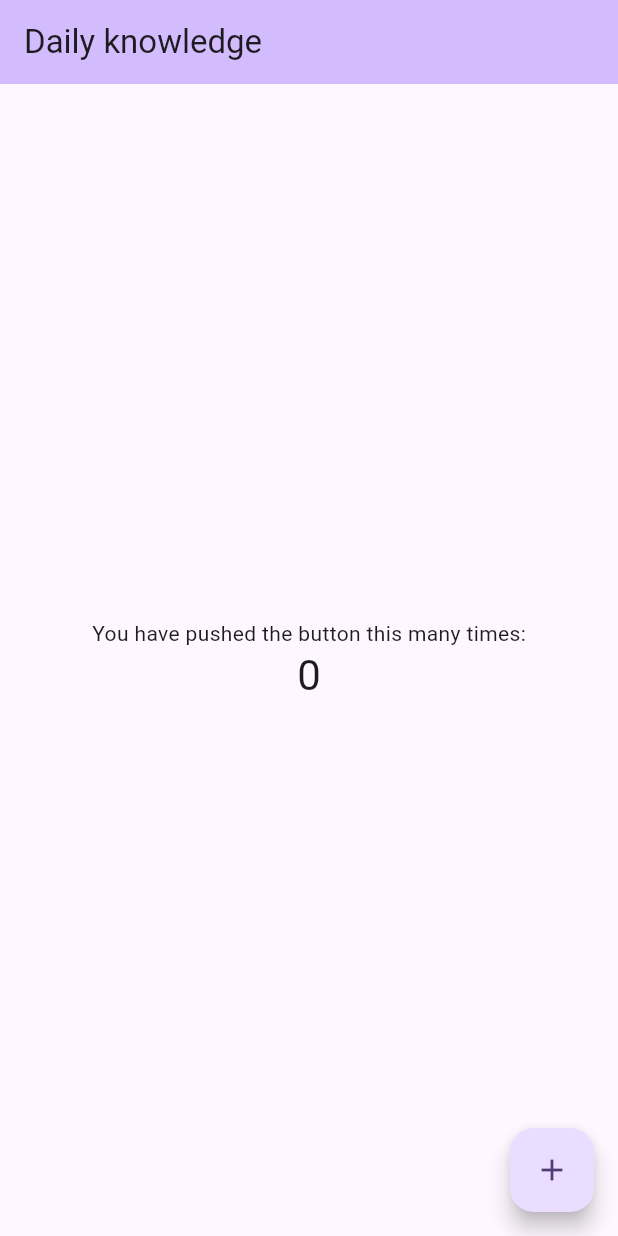
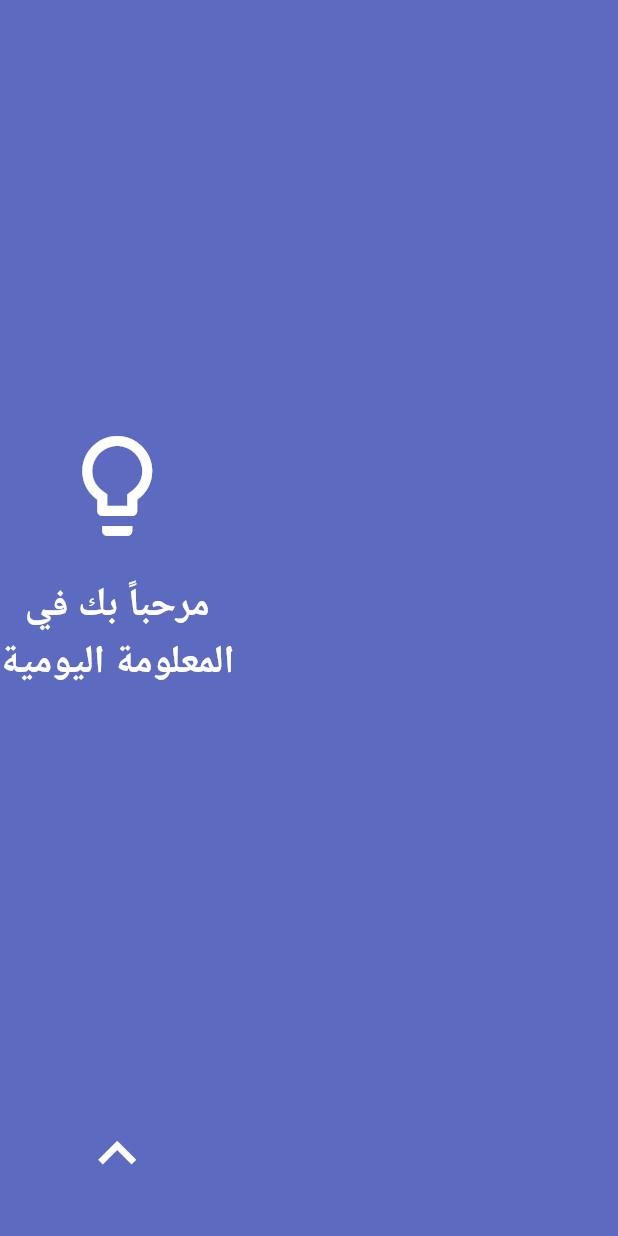
Before and after one commit to FaHusa2003/Daily-Knowledge-App, a Flutter app: the screen it shows after launch, on a phone screen of 412 x 824 dp. Run offline on Flutter 3.47's test engine with Material 3 defaults, Android fonts, the phone set to English and light mode, and no system bars.

Commit message:
Updated screens: Welcome, Home, Topics, Themes, Settings with colors placeholders

```diff
--- a/lib/main.dart
+++ b/lib/main.dart
@@ -1,4 +1,5 @@
 import 'package:flutter/material.dart';
+import 'screens/welcome_screen.dart';
 
 void main() {
   runApp(const MyApp());
@@ -6,117 +7,11 @@ void main() {
 
 class MyApp extends StatelessWidget {
   const MyApp({super.key});
-
-  // This widget is the root of your application.
   @override
   Widget build(BuildContext context) {
-    return MaterialApp(
-      title: 'Daily_knowledge',
-      theme: ThemeData(
-        // This is the theme of your application.
-        //
-        // TRY THIS: Try running your application with "flutter run". You'll see
-        // the application has a purple toolbar. Then, without quitting the app,
-        // try changing the seedColor in the colorScheme below to Colors.green
-        // and then invoke "hot reload" (save your changes or press the "hot
-        // reload" button in a Flutter-supported IDE, or press "r" if you used
-        // the command line to start the app).
-        //
-        // Notice that the counter didn't reset back to zero; the application
-        // state is not lost during the reload. To reset the state, use hot
-        // restart instead.
-        //
-        // This works for code too, not just values: Most code changes can be
-        // tested with just a hot reload.
-        colorScheme: .fromSeed(seedColor: Colors.deepPurple),
-      ),
-      home: const MyHomePage(title: 'Daily knowledge'),
+    return const MaterialApp(
+      debugShowCheckedModeBanner: false,
+      home: WelcomeScreen(),
     );
   }
 }
-
-class MyHomePage extends StatefulWidget {
-  const MyHomePage({super.key, required this.title});
-
-  // This widget is the home page of your application. It is stateful, meaning
-  // that it has a State object (defined below) that contains fields that affect
-  // how it looks.
-
-  // This class is the configuration for the state. It holds the values (in this
-  // case the title) provided by the parent (in this case the App widget) and
-  // used by the build method of the State. Fields in a Widget subclass are
-  // always marked "final".
-
-  final String title;
-
-  @override
-  State<MyHomePage> createState() => _MyHomePageState();
-}
-
-class _MyHomePageState extends State<MyHomePage> {
-  int _counter = 0;
-
-  void _incrementCounter() {
-    setState(() {
-      // This call to setState tells the Flutter framework that something has
-      // changed in this State, which causes it to rerun the build method below
-      // so that the display can reflect the updated values. If we changed
-      // _counter without calling setState(), then the build method would not be
-      // called again, and so nothing would appear to happen.
-      _counter++;
-    });
-  }
-
-  @override
-  Widget build(BuildContext context) {
-    // This method is rerun every time setState is called, for instance as done
-    // by the _incrementCounter method above.
-    //
-    // The Flutter framework has been optimized to make rerunning build methods
-    // fast, so that you can just rebuild anything that needs updating rather
-    // than having to individually change instances of widgets.
-    return Scaffold(
-      appBar: AppBar(
-        // TRY THIS: Try changing the color here to a specific color (to
-        // Colors.amber, perhaps?) and trigger a hot reload to see the AppBar
-        // change color while the other colors stay the same.
-        backgroundColor: Theme.of(context).colorScheme.inversePrimary,
-        // Here we take the value from the MyHomePage object that was created by
-        // the App.build method, and use it to set our appbar title.
-        title: Text(widget.title),
-      ),
-      body: Center(
-        // Center is a layout widget. It takes a single child and positions it
-        // in the middle of the parent.
-        child: Column(
-          // Column is also a layout widget. It takes a list of children and
-          // arranges them vertically. By default, it sizes itself to fit its
-          // children horizontally, and tries to be as tall as its parent.
-          //
-          // Column has various properties to control how it sizes itself and
-          // how it positions its children. Here we use mainAxisAlignment to
-          // center the children vertically; the main axis here is the vertical
-          // axis because Columns are vertical (the cross axis would be
-          // horizontal).
-          //
-          // TRY THIS: Invoke "debug painting" (choose the "Toggle Debug Paint"
-          // action in the IDE, or press "p" in the console), to see the
-          // wireframe for each widget.
-          mainAxisAlignment: .center,
-          children: [
-            const Text('You have pushed the button this many times:'),
-            Text(
-              '$_counter',
-              style: Theme.of(context).textTheme.headlineMedium,
-            ),
-          ],
-        ),
-      ),
-      floatingActionButton: FloatingActionButton(
-        onPressed: _incrementCounter,
-        tooltip: 'Increment',
-        child: const Icon(Icons.add),
-      ),
-    );
-  }
-}
--- a/lib/screens/welcome_screen.dart
+++ b/lib/screens/welcome_screen.dart
@@ -0,0 +1,43 @@
+import 'package:flutter/material.dart';
+import 'home_screen.dart';
+
+class WelcomeScreen extends StatelessWidget {
+  const WelcomeScreen({super.key});
+  @override
+  Widget build(BuildContext context) {
+    return Scaffold(
+      backgroundColor: const Color(0xFF5C6BC0),
+      body: Column(
+        children: [
+          const Spacer(),
+          const Icon(Icons.lightbulb_outline, size: 80, color: Colors.white),
+          const SizedBox(height: 20),
+          const Text(
+            "مرحباً بك في\nالمعلومة اليومية",
+            textAlign: TextAlign.center,
+            style: TextStyle(
+              fontSize: 26,
+              fontWeight: FontWeight.bold,
+              color: Colors.white,
+            ),
+          ),
+          const Spacer(),
+          GestureDetector(
+            onTap: () {
+              Navigator.push(
+                context,
+                MaterialPageRoute(builder: (context) => const HomeScreen()),
+              );
+            },
+            child: const Icon(
+              Icons.keyboard_arrow_up,
+              size: 50,
+              color: Colors.white,
+            ),
+          ),
+          const SizedBox(height: 30),
+        ],
+      ),
+    );
+  }
+}
```
Also changed, not shown: lib/screens/home_screen.dart (+97 -0 lines), lib/screens/settings_screen.dart (+39 -0 lines), lib/screens/themes_screen.dart (+70 -0 lines), lib/screens/topics_screen.dart (+40 -0 lines).
